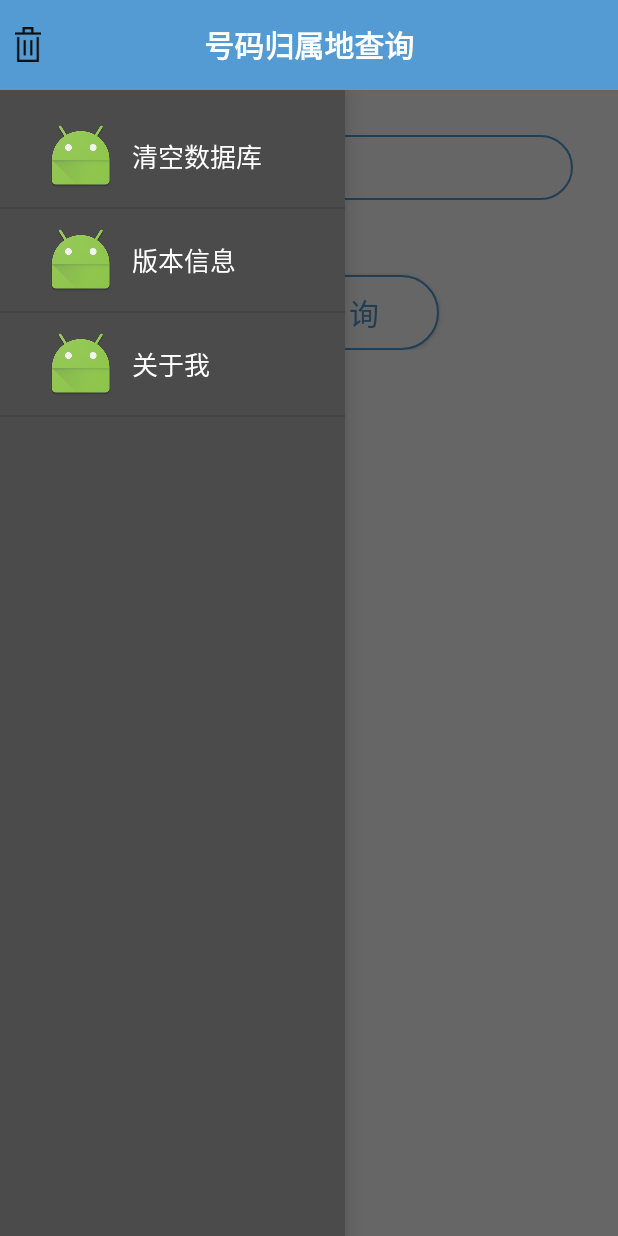
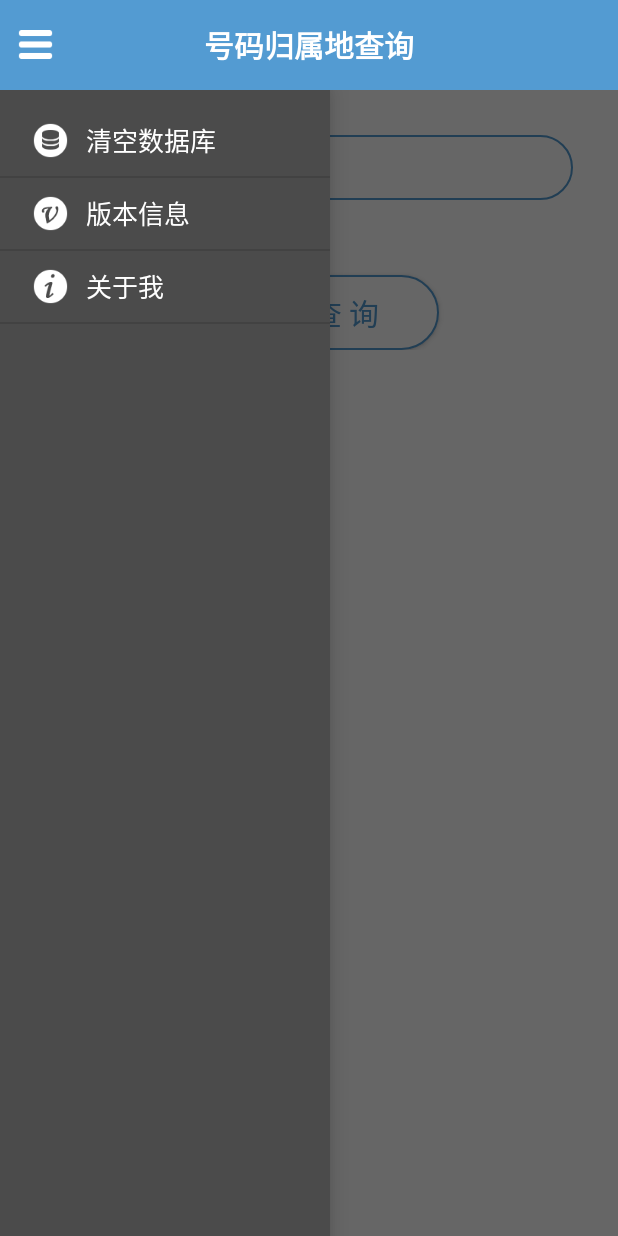
Before and after one commit to Mindjet/NumberTool, an Android app: the screen it shows after launch (MainActivity), after a tap on an icon or button, on a phone screen of 412 x 824 dp. Run offline under Robolectric (Android 15) with nearby library versions, the light colour scheme and no system bars.

Commit message:
polish drawer-layout and implement clear-action

```diff
--- a/app/src/main/java/mindjet/com/numbertool/Adapter/SlideMenuAdapter.java
+++ b/app/src/main/java/mindjet/com/numbertool/Adapter/SlideMenuAdapter.java
@@ -5,6 +5,7 @@ import android.view.LayoutInflater;
 import android.view.View;
 import android.view.ViewGroup;
 import android.widget.BaseAdapter;
+import android.widget.ImageView;
 import android.widget.TextView;
 
 import mindjet.com.numbertool.R;
@@ -15,7 +16,8 @@ import mindjet.com.numbertool.R;
  */
 public class SlideMenuAdapter extends BaseAdapter {
 
-    private String[] data = {"清空数据库", "版本信息", "关于我"};
+    private String[] text_data = {"清空数据库", "版本信息", "关于我"};
+    private int[] image_data = {R.mipmap.clear, R.mipmap.version, R.mipmap.about};
 
     private LayoutInflater inflater;
 
@@ -27,12 +29,12 @@ public class SlideMenuAdapter extends BaseAdapter {
 
     @Override
     public int getCount() {
-        return data.length;
+        return text_data.length;
     }
 
     @Override
     public Object getItem(int i) {
-        return data[i];
+        return text_data[i];
     }
 
     @Override
@@ -43,13 +45,35 @@ public class SlideMenuAdapter extends BaseAdapter {
     @Override
     public View getView(int i, View view, ViewGroup viewGroup) {
 
-        if (view == null)
-            view = inflater.inflate(R.layout.widget_slidemenu_item, viewGroup, false);
+        ViewHolder holder;
 
-        TextView tv_text = (TextView) view.findViewById(R.id.tv_sildemenu_item_text);
-        tv_text.setText(data[i]);
+        if (view==null){
+
+            view = inflater.inflate(R.layout.widget_slidemenu_item,viewGroup,false);
+            holder = new ViewHolder();
+            holder.tv = (TextView) view.findViewById(R.id.tv_slidemenu_item_text);
+            holder.iv = (ImageView) view.findViewById(R.id.iv_slidemenu_item_image);
+
+            view.setTag(holder);
+
+        }else {
+
+            holder = (ViewHolder) view.getTag();
+
+        }
+
+        holder.tv.setText(text_data[i]);
+        holder.iv.setImageResource(image_data[i]);
 
         return view;
 
     }
+
+    class ViewHolder {
+
+        public TextView tv;
+        private ImageView iv;
+
+    }
+
 }
--- a/app/src/main/java/mindjet/com/numbertool/Biz/Constants.java
+++ b/app/src/main/java/mindjet/com/numbertool/Biz/Constants.java
@@ -10,5 +10,8 @@ public interface Constants {
     public final String API_PREFIX = "http://apis.juhe.cn/mobile/get";
     public final String DATABASE_NAME = "MYDATABASE";
     public final String TABLE_NAME = "myTable";
+    public final int MSG_FROM_NETWORK = 0;
+    public final int MSG_FROM_DB = 1;
+    public final int MSG_CLEAR_DB = 2;
 
 }
--- a/app/src/main/java/mindjet/com/numbertool/Listener/DeleteListener.java
+++ b/app/src/main/java/mindjet/com/numbertool/Listener/DeleteListener.java
@@ -31,9 +31,10 @@ public class DeleteListener implements View.OnClickListener {
     public void onClick(View view) {
 
         InfoItem infoItem = dao.search(pNum);
+        adapter.delInfoItem(pNum);
+
         if (infoItem != null) {
             dao.delete(pNum);
-            adapter.delInfoItem(infoItem);
         }
 
     }
--- a/app/src/main/java/mindjet/com/numbertool/MainActivity.java
+++ b/app/src/main/java/mindjet/com/numbertool/MainActivity.java
@@ -61,10 +61,9 @@ public class MainActivity extends AppCompatActivity implements View.OnClickListe
 
         handler = new MyHandler();
 
-        slideMenuAdapter = new SlideMenuAdapter(this);
-
         infoItemDao = new InfoItemDao(this, Constants.TABLE_NAME);
         historyAdapter = new HistoryAdapter(this, infoItemDao);
+        slideMenuAdapter = new SlideMenuAdapter(this);
         infoItemBiz = new InfoItemBiz(this, Constants.TABLE_NAME, handler);
 
         inputMethodManager = (InputMethodManager) this.getSystemService(Context.INPUT_METHOD_SERVICE);
@@ -76,8 +75,8 @@ public class MainActivity extends AppCompatActivity implements View.OnClickListe
 
     private void initUI() {
 
-        drawerLayout = (DrawerLayout) findViewById(R.id.drawer_layout);
-        lv_slidemenu = (ListView) findViewById(R.id.lv_sildemenu);
+        drawerLayout = (DrawerLayout) findViewById(R.id.drawer_layout);     //drawer layout
+        lv_slidemenu = (ListView) findViewById(R.id.lv_slidemenu);
         iv_toggle_drawer = (ImageView) findViewById(R.id.iv_toggle_drawer);
         et_input = (ClearEditText) findViewById(R.id.et_input);
         btn_search = (Button) findViewById(R.id.btn_search);
@@ -89,9 +88,10 @@ public class MainActivity extends AppCompatActivity implements View.OnClickListe
 
         lv_history.setAdapter(historyAdapter);
         lv_history.setOnItemClickListener(this);
-        historyAdapter.addFromDB(); //initialize the data for adapter.
+        historyAdapter.addFromDB();     //initialize the data for adapter at the first time.
 
         lv_slidemenu.setAdapter(slideMenuAdapter);
+        lv_slidemenu.setOnItemClickListener(this);
 
     }
 
@@ -127,7 +127,12 @@ public class MainActivity extends AppCompatActivity implements View.OnClickListe
     private void event_iv_toggle_drawer() {
 
         if (!isDrawerOpen) {
+
             drawerLayout.openDrawer(lv_slidemenu);
+
+            //hide the keyboard
+            inputMethodManager.hideSoftInputFromWindow(lv_slidemenu.getWindowToken(), 0);
+
             isDrawerOpen = true;
         } else {
             drawerLayout.closeDrawer(lv_slidemenu);
@@ -179,14 +184,45 @@ public class MainActivity extends AppCompatActivity implements View.OnClickListe
     @Override
     public void onItemClick(AdapterView<?> adapterView, View view, int position, long id) {
 
+        int lv_id = adapterView.getId();
+
+        if (lv_id == R.id.lv_history) {
+
             dialog.show(fragmentManager, "SHOW_DIALOG_HISTORY");
             InfoItem infoItem = historyAdapter.getInfoItemList().get(position);
 
             //updating the text must be executed in main thread
             Message message = new Message();
-        message.what = 1;
+            message.what = Constants.MSG_FROM_DB;
             message.obj = infoItem;
             handler.sendMessage(message);
+
+        } else if (lv_id == R.id.lv_slidemenu) {
+
+            switch (position) {
+
+                case 0:
+                    //clear database
+                    ToastUtil.show(this, "数据库已清空", 0);
+
+                    infoItemDao.clear();
+                    Message message = Message.obtain();
+                    message.what = Constants.MSG_CLEAR_DB;
+                    handler.sendMessage(message);
+
+                    break;
+
+                case 1:
+                    //show version information
+                    break;
+
+                case 2:
+                    //show information about me
+                    break;
+
+            }
+
+        }
 
 
     }
@@ -196,11 +232,21 @@ public class MainActivity extends AppCompatActivity implements View.OnClickListe
         @Override
         public void handleMessage(Message msg) {
 
+            // if the message is about the dialog and about the history listview
+            if (msg.what == Constants.MSG_FROM_DB || msg.what == Constants.MSG_FROM_NETWORK) {
+
                 dialog.updateTextViews((InfoItem) msg.obj);
 
                 //If the data is not from database, it's supposed to be added to the listview.
-            if (msg.what == 0) {
+                if (msg.what == Constants.MSG_FROM_NETWORK) {
                     historyAdapter.addInfoItem((InfoItem) msg.obj);
+                }
+
+            // if the message is about clearing the database
+            } else if (msg.what == Constants.MSG_CLEAR_DB) {
+
+                historyAdapter.delInfoItemList();
+
             }
 
         }
--- a/app/src/main/res/layout/widget_head.xml
+++ b/app/src/main/res/layout/widget_head.xml
@@ -13,7 +13,7 @@
         <ImageView
             android:id="@+id/iv_toggle_drawer"
             android:layout_width="wrap_content"
-            android:src="@mipmap/delete"
+            android:src="@mipmap/drawer"
             android:paddingRight="@dimen/ellipse_padding_large"
             android:layout_centerVertical="true"
             android:layout_height="wrap_content"/>
--- a/app/src/main/res/layout/widget_layout_content.xml
+++ b/app/src/main/res/layout/widget_layout_content.xml
@@ -47,7 +47,10 @@
         android:layout_height="wrap_content"
         android:layout_marginTop="@dimen/ellipse_padding_large"
         android:padding="@dimen/ellipse_padding_xsmall"
+        android:drawablePadding="@dimen/ellipse_padding_xsmall"
         android:text="@string/history"
+        android:drawableLeft="@mipmap/history"
+        android:drawableStart="@mipmap/history"
         android:textColor="@color/colorPrimary"
         android:textSize="@dimen/large_textSize"/>
 
--- a/app/src/main/res/layout/widget_layout_drawer.xml
+++ b/app/src/main/res/layout/widget_layout_drawer.xml
@@ -14,13 +14,14 @@
     </FrameLayout>
 
 
-    <ListView
-        android:id="@+id/lv_sildemenu"
-        android:layout_width="230dp"
-        android:layout_height="match_parent"
-        android:layout_gravity="start"
-        android:background="@color/gray"
-        android:paddingTop="@dimen/ellipse_padding_small">
-    </ListView>
+        <ListView
+            android:id="@+id/lv_slidemenu"
+            android:layout_width="220dp"
+            android:layout_gravity="start"
+            android:background="@color/gray"
+            android:layout_height="match_parent"
+            android:paddingTop="@dimen/ellipse_padding_small">
+        </ListView>
+
 
 </android.support.v4.widget.DrawerLayout>
--- a/app/src/main/res/layout/widget_slidemenu_item.xml
+++ b/app/src/main/res/layout/widget_slidemenu_item.xml
@@ -8,23 +8,23 @@
     <RelativeLayout
         android:layout_width="match_parent"
         android:layout_height="wrap_content"
-        android:paddingLeft="@dimen/ellipse_padding_large"
+        android:paddingLeft="@dimen/ellipse_padding_small"
         android:paddingRight="@dimen/ellipse_padding_large">
 
         <ImageView
-            android:id="@+id/iv_sildemenu_item_image"
+            android:id="@+id/iv_slidemenu_item_image"
             android:layout_width="wrap_content"
             android:layout_height="wrap_content"
             android:src="@mipmap/ic_launcher"/>
 
         <TextView
-            android:id="@+id/tv_sildemenu_item_text"
+            android:id="@+id/tv_slidemenu_item_text"
             android:layout_width="wrap_content"
             android:layout_height="wrap_content"
             android:layout_centerVertical="true"
             android:layout_marginLeft="@dimen/ellipse_padding_small"
-            android:layout_toEndOf="@id/iv_sildemenu_item_image"
-            android:layout_toRightOf="@id/iv_sildemenu_item_image"
+            android:layout_toEndOf="@id/iv_slidemenu_item_image"
+            android:layout_toRightOf="@id/iv_slidemenu_item_image"
             android:text="@string/text4test"
             android:textColor="@color/white"
             android:textSize="@dimen/middle_textSize"/>
--- a/app/src/main/res/values/colors.xml
+++ b/app/src/main/res/values/colors.xml
@@ -4,6 +4,8 @@
     <color name="colorPrimaryDark">#303F9F</color>
     <color name="colorAccent">#FF4081</color>
 
+    <color name="colorBackup">#539bd2</color>
+
     <color name="white">#fff</color>
     <color name="black">#000</color>
     <color name="gray">#4b4b4b</color>
```
Also changed, not shown: app/src/main/java/mindjet/com/numbertool/Adapter/HistoryAdapter.java (+16 -2 lines), app/src/main/java/mindjet/com/numbertool/Biz/InfoItemBiz.java (+4 -4 lines), app/src/main/java/mindjet/com/numbertool/DataBase/InfoItemDao.java (+7 -1 lines), app/src/main/res/mipmap-xhdpi/about.png (added), app/src/main/res/mipmap-xhdpi/clear.png (added), app/src/main/res/mipmap-xhdpi/drawer.png (added), app/src/main/res/mipmap-xhdpi/history.png (added), app/src/main/res/mipmap-xhdpi/version.png (added), 1 other file. Lines whose indentation alone changed are shown as unchanged.
